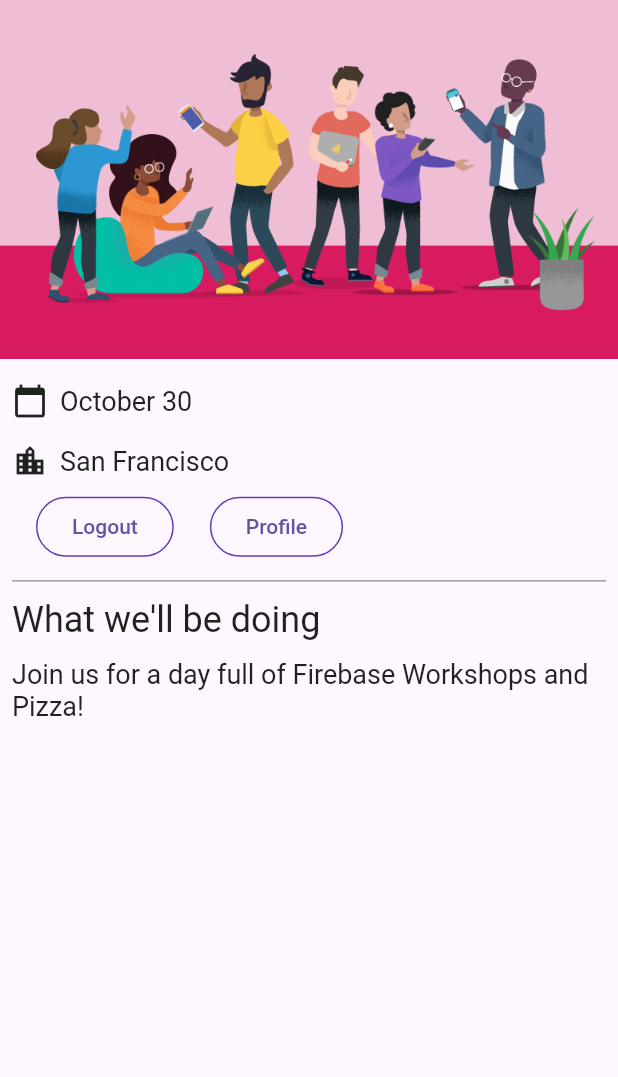
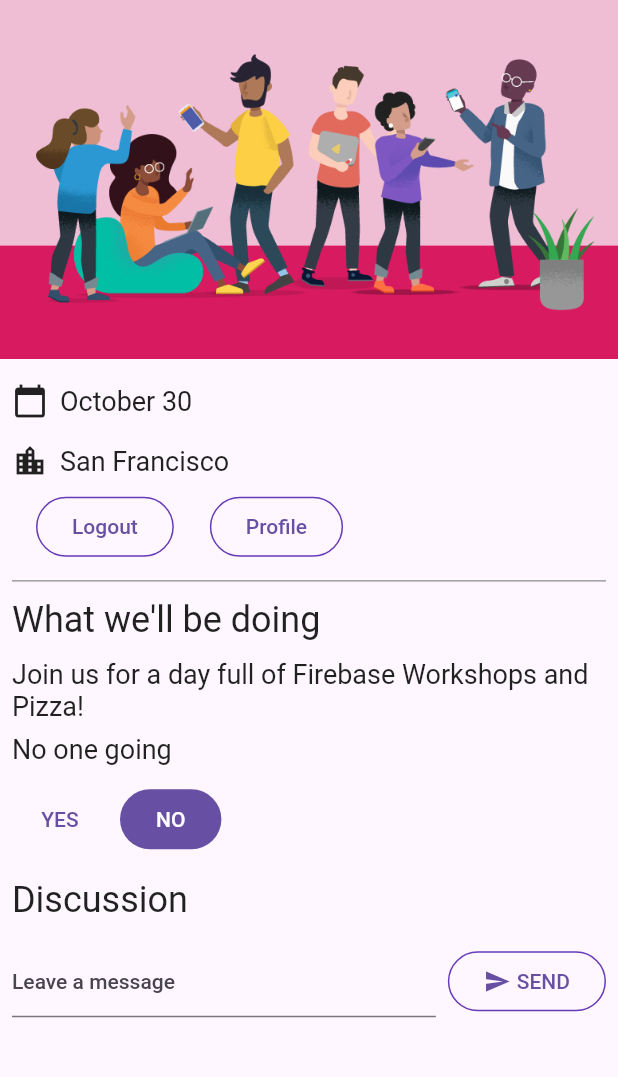
Before and after one commit to ehaborae/firebase_codelabs, a Flutter app: the screen it shows once a user with an empty profile is signed in, on a phone screen of 412 x 824 dp, the part 84-1161 px from its top. Run offline on Flutter 3.47's test engine with Material 2 defaults, Android fonts, the phone set to English and light mode, and no system bars; our stand-ins replace cloud_firestore, firebase_auth, firebase_core, go_router, google_fonts; missing offline and left inert: firebase_ui_auth; accounts and stored records are empty.

Commit message:
End of app

```diff
--- a/lib/app_state.dart
+++ /dev/null
@@ -1,44 +0,0 @@
-import 'dart:developer';
-
-import 'package:firebase_auth/firebase_auth.dart'
-    hide EmailAuthProvider, PhoneAuthProvider;
-import 'package:firebase_core/firebase_core.dart';
-import 'package:firebase_ui_auth/firebase_ui_auth.dart';
-import 'package:flutter/material.dart';
-
-import 'firebase_options.dart';
-
-class ApplicationState extends ChangeNotifier {
-  ApplicationState() {
-    log('init() is running');
-    init();
-  }
-
-  bool _loggedIn = false;
-
-  bool get loggedIn => _loggedIn;
-
-  Future<void> init() async {
-    // 1. Initialise firebase "Use firebase_core plugin".
-    await Firebase.initializeApp(
-      options: DefaultFirebaseOptions.currentPlatform,
-    );
-
-    // 2. Use firebase auth ui providers "Use firebase_ui_auth plugin".
-    FirebaseUIAuth.configureProviders(
-      [
-        EmailAuthProvider(),
-      ],
-    );
-
-    // 3. Listen on user state "Use firebase_auth plugin".
-    FirebaseAuth.instance.userChanges().listen((user) {
-      if (user != null) {
-        _loggedIn = true;
-      } else {
-        _loggedIn = false;
-      }
-      notifyListeners();
-    });
-  }
-}
--- /dev/null
+++ b/lib/controller/app_state.dart
@@ -0,0 +1,135 @@
+import 'dart:async';
+import 'dart:developer';
+
+import 'package:firebase_auth/firebase_auth.dart'
+    hide EmailAuthProvider, PhoneAuthProvider;
+import '/src/firebase/firebase_options.dart';
+import 'package:firebase_core/firebase_core.dart';
+import 'package:firebase_ui_auth/firebase_ui_auth.dart';
+import 'package:flutter/material.dart';
+import 'package:cloud_firestore/cloud_firestore.dart'; // new
+
+class ApplicationState extends ChangeNotifier {
+  ApplicationState() {
+    log('init() is running');
+    init();
+  }
+
+  bool _loggedIn = false;
+
+  bool get loggedIn => _loggedIn;
+
+  StreamSubscription<QuerySnapshot>? _guestBookSubscription;
+  List<GuestBookMessage> _guestBookMessages = [];
+
+  List<GuestBookMessage> get guestBookMessages => _guestBookMessages;
+
+  Future<void> init() async {
+    await Firebase.initializeApp(
+        options: DefaultFirebaseOptions.currentPlatform);
+
+    FirebaseUIAuth.configureProviders([
+      EmailAuthProvider(),
+    ]);
+
+    // Add from here...
+    FirebaseFirestore.instance
+        .collection('attendees')
+        .where('attending', isEqualTo: true)
+        .snapshots()
+        .listen((snapshot) {
+      _attendees = snapshot.docs.length;
+      notifyListeners();
+    });
+    // ...to here.
+
+    FirebaseAuth.instance.userChanges().listen((user) {
+      if (user != null) {
+        _loggedIn = true;
+        _guestBookSubscription = FirebaseFirestore.instance
+            .collection('guestbook')
+            .orderBy('timestamp', descending: true)
+            .snapshots()
+            .listen((snapshot) {
+          _guestBookMessages = [];
+          for (final document in snapshot.docs) {
+            _guestBookMessages.add(
+              GuestBookMessage(
+                name: document.data()['name'] as String,
+                message: document.data()['text'] as String,
+              ),
+            );
+          }
+          notifyListeners();
+        });
+        // Add from here...
+        _attendingSubscription = FirebaseFirestore.instance
+            .collection('attendees')
+            .doc(user.uid)
+            .snapshots()
+            .listen((snapshot) {
+          if (snapshot.data() != null) {
+            if (snapshot.data()!['attending'] as bool) {
+              _attending = Attending.yes;
+            } else {
+              _attending = Attending.no;
+            }
+          } else {
+            _attending = Attending.unknown;
+          }
+          notifyListeners();
+        });
+        // ...to here.
+      } else {
+        _loggedIn = false;
+        _guestBookMessages = [];
+        _guestBookSubscription?.cancel();
+        _attendingSubscription?.cancel(); // new
+      }
+      notifyListeners();
+    });
+  }
+
+
+  Future<DocumentReference> sendMessage(String message) async {
+    if (!_loggedIn) {
+      throw Exception('User must login first');
+    }
+
+    return FirebaseFirestore.instance
+        .collection('guestbook')
+        .add(<String, dynamic>{
+      'text': message,
+      'timestamp': DateTime.now().millisecondsSinceEpoch,
+      'name': FirebaseAuth.instance.currentUser!.displayName,
+      'userId': FirebaseAuth.instance.currentUser!.uid,
+    });
+  }
+
+  int _attendees = 0;
+  int get attendees => _attendees;
+
+  Attending _attending = Attending.unknown;
+  StreamSubscription<DocumentSnapshot>? _attendingSubscription;
+  Attending get attending => _attending;
+  set attending(Attending attending) {
+    final userDoc = FirebaseFirestore.instance
+        .collection('attendees')
+        .doc(FirebaseAuth.instance.currentUser!.uid);
+    if (attending == Attending.yes) {
+      userDoc.set(<String, dynamic>{'attending': true});
+    } else {
+      userDoc.set(<String, dynamic>{'attending': false});
+    }
+  }
+
+
+}
+
+class GuestBookMessage {
+  GuestBookMessage({required this.name, required this.message});
+
+  final String name;
+  final String message;
+}
+enum Attending { yes, no, unknown }
--- a/lib/main.dart
+++ b/lib/main.dart
@@ -6,8 +6,8 @@ import 'package:flutter/material.dart';
 import 'package:google_fonts/google_fonts.dart';
 import 'package:provider/provider.dart';
 
-import 'app_state.dart';
-import 'router.dart';
+import 'controller/app_state.dart';
+import 'src/router.dart';
 
 void main() {
   WidgetsFlutterBinding.ensureInitialized();
--- /dev/null
+++ b/lib/screens/guest_book.dart
@@ -0,0 +1,82 @@
+import 'dart:async';
+
+import 'package:flutter/material.dart';
+
+import '../controller/app_state.dart';
+import '../src/widgets.dart';
+
+class GuestBook extends StatefulWidget {
+  const GuestBook({
+    required this.addMessage,
+    super.key,
+    required this.messages,
+  });
+
+  final FutureOr<void> Function(String message) addMessage;
+  final List<GuestBookMessage> messages;
+
+  @override
+  State<GuestBook> createState() => _GuestBookState();
+}
+
+class _GuestBookState extends State<GuestBook> {
+  final _formKey = GlobalKey<FormState>(debugLabel: '_GuestBookState');
+  final _controller = TextEditingController();
+
+  @override
+  // Modify from here...
+  Widget build(BuildContext context) {
+    return Column(
+      crossAxisAlignment: CrossAxisAlignment.start,
+      children: [
+        // ...to here.
+        Padding(
+          padding: const EdgeInsets.all(8.0),
+          child: Form(
+            key: _formKey,
+            child: Row(
+              children: [
+                Expanded(
+                  child: TextFormField(
+                    controller: _controller,
+                    decoration: const InputDecoration(
+                      hintText: 'Leave a message',
+                    ),
+                    validator: (value) {
+                      if (value == null || value.isEmpty) {
+                        return 'Enter your message to continue';
+                      }
+                      return null;
+                    },
+                  ),
+                ),
+                const SizedBox(width: 8),
+                StyledButton(
+                  onPressed: () async {
+                    if (_formKey.currentState!.validate()) {
+                      await widget.addMessage(_controller.text);
+                      _controller.clear();
+                    }
+                  },
+                  child: const Row(
+                    children: [
+                      Icon(Icons.send),
+                      SizedBox(width: 4),
+                      Text('SEND'),
+                    ],
+                  ),
+                ),
+              ],
+            ),
+          ),
+        ),
+        // Modify from here...
+        const SizedBox(height: 8),
+        for (var message in widget.messages)
+          Paragraph('${message.name}: ${message.message}'),
+        const SizedBox(height: 8),
+      ],
+      // ...to here.
+    );
+  }
+}
--- a/lib/home_page.dart
+++ b/lib/screens/home_page.dart
@@ -6,12 +6,14 @@ import 'package:firebase_auth/firebase_auth.dart' // new
     hide
         EmailAuthProvider,
         PhoneAuthProvider; // new
+import 'package:firebase_codelabs/screens/yes_no_selection.dart';
 import 'package:flutter/material.dart'; // new
 import 'package:provider/provider.dart'; // new
 
-import 'app_state.dart'; // new
-import 'src/authentication.dart'; // new
-import 'src/widgets.dart';
+import '../controller/app_state.dart'; // new
+import '../src/authentication.dart'; // new
+import '../src/widgets.dart';
+import 'guest_book.dart';
 
 class HomePage extends StatelessWidget {
   const HomePage({super.key});
@@ -46,6 +48,33 @@ class HomePage extends StatelessWidget {
           const Paragraph(
             'Join us for a day full of Firebase Workshops and Pizza!',
           ),
+          Consumer<ApplicationState>(
+            builder: (context, appState, _) => Column(
+              crossAxisAlignment: CrossAxisAlignment.start,
+              children: [
+                // Add from here...
+                switch (appState.attendees) {
+                  1 => const Paragraph('1 person going'),
+                  >= 2 => Paragraph('${appState.attendees} people going'),
+                  _ => const Paragraph('No one going'),
+                },
+                // ...to here.
+                if (appState.loggedIn) ...[
+                  // Add from here...
+                  YesNoSelection(
+                    state: appState.attending,
+                    onSelection: (attending) => appState.attending = attending,
+                  ),
+                  // ...to here.
+                  const Header('Discussion'),
+                  GuestBook(
+                    addMessage: (message) => appState.sendMessage(message),
+                    messages: appState.guestBookMessages,
+                  ),
+                ],
+              ],
+            ),
+          ),
         ],
       ),
     );
--- /dev/null
+++ b/lib/screens/yes_no_selection.dart
@@ -0,0 +1,69 @@
+import 'package:flutter/material.dart';
+
+import '../controller/app_state.dart';
+import '../src/widgets.dart';
+
+
+class YesNoSelection extends StatelessWidget {
+  const YesNoSelection(
+      {super.key, required this.state, required this.onSelection});
+  final Attending state;
+  final void Function(Attending selection) onSelection;
+
+  @override
+  Widget build(BuildContext context) {
+    switch (state) {
+      case Attending.yes:
+        return Padding(
+          padding: const EdgeInsets.all(8.0),
+          child: Row(
+            children: [
+              FilledButton(
+                onPressed: () => onSelection(Attending.yes),
+                child: const Text('YES'),
+              ),
+              const SizedBox(width: 8),
+              TextButton(
+                onPressed: () => onSelection(Attending.no),
+                child: const Text('NO'),
+              ),
+            ],
+          ),
+        );
+      case Attending.no:
+        return Padding(
+          padding: const EdgeInsets.all(8.0),
+          child: Row(
+            children: [
+              TextButton(
+                onPressed: () => onSelection(Attending.yes),
+                child: const Text('YES'),
+              ),
+              const SizedBox(width: 8),
+              FilledButton(
+                onPressed: () => onSelection(Attending.no),
+                child: const Text('NO'),
+              ),
+            ],
+          ),
+        );
+      default:
+        return Padding(
+          padding: const EdgeInsets.all(8.0),
+          child: Row(
+            children: [
+              StyledButton(
+                onPressed: () => onSelection(Attending.yes),
+                child: const Text('YES'),
+              ),
+              const SizedBox(width: 8),
+              StyledButton(
+                onPressed: () => onSelection(Attending.no),
+                child: const Text('NO'),
+              ),
+            ],
+          ),
+        );
+    }
+  }
+}
--- a/lib/router.dart
+++ b/lib/src/router.dart
@@ -2,7 +2,7 @@ import 'package:firebase_ui_auth/firebase_ui_auth.dart';
 import 'package:flutter/material.dart';
 import 'package:go_router/go_router.dart';
 
-import 'home_page.dart';
+import '../screens/home_page.dart';
 
 class AppRouterManager {
   static final router = GoRouter(
```
Also changed, not shown: lib/src/firebase/firebase_options.dart (renamed from lib/firebase_options.dart).
